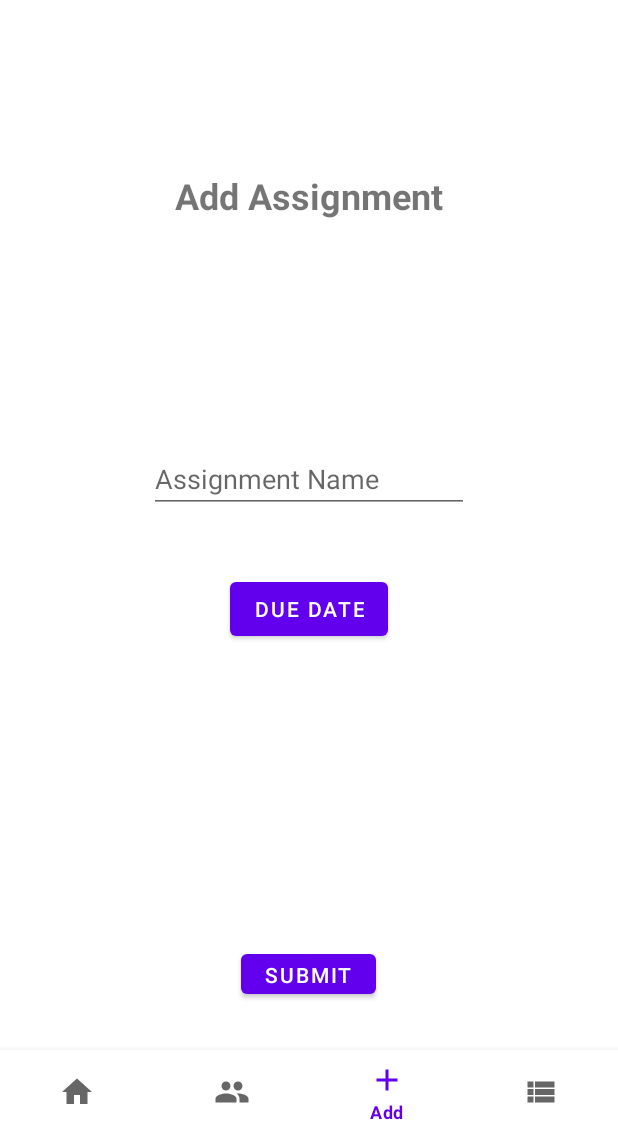
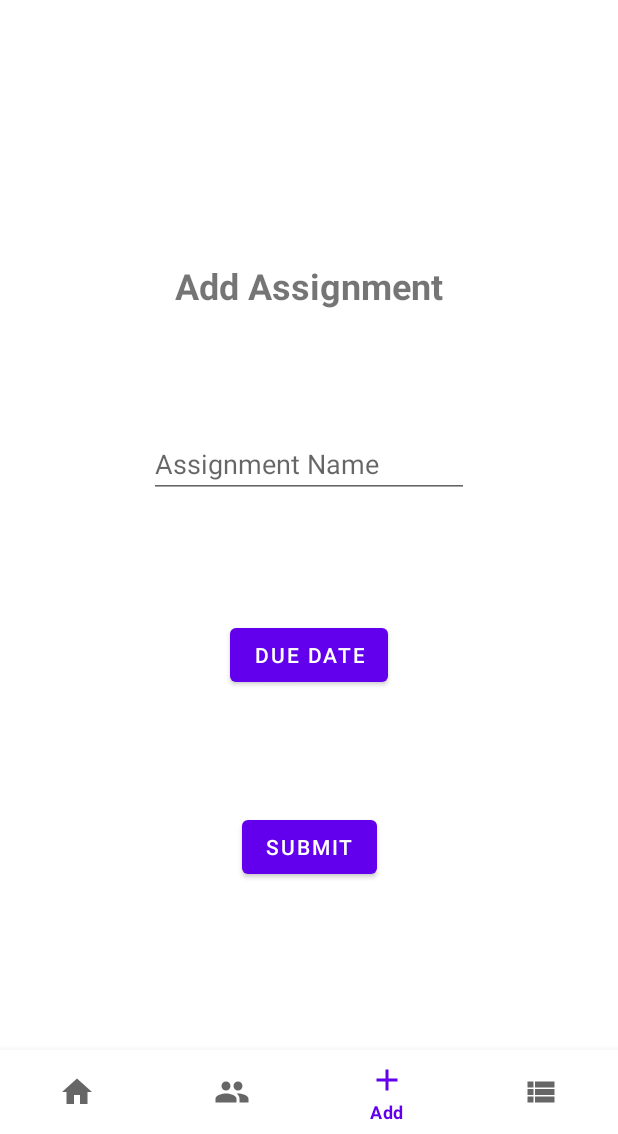
Before and after one commit to Meghanachippada/Assignment_tracker, an Android app: the screen it shows after launch once a user with an empty profile is signed in (MainActivity), item 3 of the bottom bar chosen, on a phone screen of 412 x 824 dp, the part 102-1236 px from its top. Run offline under Robolectric (Android 15) with nearby library versions, the phone set to English and light mode, and no system bars; our stand-ins replace Firebase (no records; nobody signed in at launch, a user with empty details on screens opened directly); pictures from the network do not load.

Commit message:
Finished all as constraint layouts; finished all landscape modes

```diff
--- a/app/src/main/res/layout-land/fragment_add.xml
+++ b/app/src/main/res/layout-land/fragment_add.xml
@@ -7,36 +7,17 @@
     tools:context=".AddFragment">
 
 
-    <Space
-        android:id="@+id/space"
-        android:layout_width="0dp"
-        android:layout_height="0dp"
-        app:layout_constraintBottom_toTopOf="@+id/addAssignmentTitle"
-        app:layout_constraintEnd_toEndOf="parent"
-        app:layout_constraintStart_toStartOf="parent"
-        app:layout_constraintTop_toTopOf="parent" />
-
     <TextView
         android:id="@+id/addAssignmentTitle"
         android:layout_width="wrap_content"
         android:layout_height="wrap_content"
-        android:layout_marginBottom="1dp"
         android:text="@string/addFragmentTitle"
         android:textSize="24sp"
         android:textStyle="bold"
-        app:layout_constraintBottom_toTopOf="@+id/space2"
-        app:layout_constraintEnd_toEndOf="parent"
-        app:layout_constraintStart_toStartOf="parent"
-        app:layout_constraintTop_toBottomOf="@+id/space" />
-
-    <Space
-        android:id="@+id/space2"
-        android:layout_width="0dp"
-        android:layout_height="0dp"
         app:layout_constraintBottom_toTopOf="@+id/assignmentNameEditText"
         app:layout_constraintEnd_toEndOf="parent"
         app:layout_constraintStart_toStartOf="parent"
-        app:layout_constraintTop_toBottomOf="@+id/addAssignmentTitle" />
+        app:layout_constraintTop_toTopOf="parent" />
 
     <EditText
         android:id="@+id/assignmentNameEditText"
@@ -45,49 +26,30 @@
         android:ems="10"
         android:hint="@string/addFragmentNameHint"
         android:inputType="text"
-        app:layout_constraintBottom_toTopOf="@+id/space3"
+        app:layout_constraintBottom_toTopOf="@+id/dueDateButton"
         app:layout_constraintEnd_toEndOf="parent"
         app:layout_constraintStart_toStartOf="parent"
-        app:layout_constraintTop_toBottomOf="@+id/space2" />
+        app:layout_constraintTop_toBottomOf="@+id/addAssignmentTitle" />
 
-    <Space
-        android:id="@+id/space3"
-        android:layout_width="0dp"
-        android:layout_height="0dp"
-        app:layout_constraintBottom_toTopOf="@+id/dueDateButton"
+    <Button
+        android:id="@+id/dueDateButton"
+        android:layout_width="wrap_content"
+        android:layout_height="wrap_content"
+        android:text="@string/addFragmentEndDateHint"
+        app:layout_constraintBottom_toTopOf="@+id/submitButton"
         app:layout_constraintEnd_toEndOf="parent"
         app:layout_constraintStart_toStartOf="parent"
         app:layout_constraintTop_toBottomOf="@+id/assignmentNameEditText" />
 
     <Button
-        android:id="@+id/dueDateButton"
+        android:id="@+id/submitButton"
         android:layout_width="wrap_content"
         android:layout_height="wrap_content"
-        android:layout_marginStart="51dp"
-        android:layout_marginLeft="51dp"
-        android:text="@string/addFragmentEndDateHint"
-        app:layout_constraintBottom_toTopOf="@+id/space4"
-        app:layout_constraintStart_toStartOf="@+id/assignmentNameEditText"
-        app:layout_constraintTop_toBottomOf="@+id/space3" />
-
-    <Space
-        android:id="@+id/space4"
-        android:layout_width="0dp"
-        android:layout_height="0dp"
-        app:layout_constraintBottom_toTopOf="@+id/submitButton"
+        android:text="@string/addFragmentSubmitButton"
+        app:layout_constraintBottom_toBottomOf="parent"
         app:layout_constraintEnd_toEndOf="parent"
         app:layout_constraintStart_toStartOf="parent"
         app:layout_constraintTop_toBottomOf="@+id/dueDateButton" />
 
-    <Button
-        android:id="@+id/submitButton"
-        android:layout_width="wrap_content"
-        android:layout_height="0dp"
-        android:text="@string/addFragmentSubmitButton"
-        app:layout_constraintBottom_toBottomOf="parent"
-        app:layout_constraintEnd_toEndOf="parent"
-        app:layout_constraintStart_toStartOf="parent"
-        app:layout_constraintTop_toBottomOf="@+id/space4" />
-
 
 </androidx.constraintlayout.widget.ConstraintLayout>
--- a/app/src/main/res/layout/fragment_add.xml
+++ b/app/src/main/res/layout/fragment_add.xml
@@ -1,20 +1,11 @@
 <?xml version="1.0" encoding="utf-8"?>
-<FrameLayout xmlns:android="http://schemas.android.com/apk/res/android"
+<androidx.constraintlayout.widget.ConstraintLayout xmlns:android="http://schemas.android.com/apk/res/android"
     xmlns:app="http://schemas.android.com/apk/res-auto"
     xmlns:tools="http://schemas.android.com/tools"
     android:layout_width="match_parent"
     android:layout_height="match_parent"
     tools:context=".AddFragment">
 
-    <LinearLayout
-        android:layout_width="match_parent"
-        android:layout_height="match_parent"
-        android:gravity="center|top"
-        android:orientation="vertical">
-
-        <Space
-            android:layout_width="match_parent"
-            android:layout_height="20dp" />
 
     <TextView
         android:id="@+id/addAssignmentTitle"
@@ -22,11 +13,11 @@
         android:layout_height="wrap_content"
         android:text="@string/addFragmentTitle"
         android:textSize="24sp"
-            android:textStyle="bold" />
-
-        <Space
-            android:layout_width="match_parent"
-            android:layout_height="150dp" />
+        android:textStyle="bold"
+        app:layout_constraintBottom_toTopOf="@+id/assignmentNameEditText"
+        app:layout_constraintEnd_toEndOf="parent"
+        app:layout_constraintStart_toStartOf="parent"
+        app:layout_constraintTop_toTopOf="parent" />
 
     <EditText
         android:id="@+id/assignmentNameEditText"
@@ -34,27 +25,31 @@
         android:layout_height="wrap_content"
         android:ems="10"
         android:hint="@string/addFragmentNameHint"
-            android:inputType="text" />
-
-        <Space
-            android:layout_width="match_parent"
-            android:layout_height="40dp" />
+        android:inputType="text"
+        app:layout_constraintBottom_toTopOf="@+id/dueDateButton"
+        app:layout_constraintEnd_toEndOf="parent"
+        app:layout_constraintStart_toStartOf="parent"
+        app:layout_constraintTop_toBottomOf="@+id/addAssignmentTitle" />
 
     <Button
         android:id="@+id/dueDateButton"
         android:layout_width="wrap_content"
         android:layout_height="wrap_content"
-            android:text="@string/addFragmentEndDateHint" />
-
-        <Space
-            android:layout_width="match_parent"
-            android:layout_height="200dp" />
+        android:text="@string/addFragmentEndDateHint"
+        app:layout_constraintBottom_toTopOf="@+id/submitButton"
+        app:layout_constraintEnd_toEndOf="parent"
+        app:layout_constraintStart_toStartOf="parent"
+        app:layout_constraintTop_toBottomOf="@+id/assignmentNameEditText" />
 
     <Button
         android:id="@+id/submitButton"
         android:layout_width="wrap_content"
         android:layout_height="wrap_content"
-            android:text="@string/addFragmentSubmitButton" />
-    </LinearLayout>
+        android:text="@string/addFragmentSubmitButton"
+        app:layout_constraintBottom_toBottomOf="parent"
+        app:layout_constraintEnd_toEndOf="parent"
+        app:layout_constraintStart_toStartOf="parent"
+        app:layout_constraintTop_toBottomOf="@+id/dueDateButton" />
 
-</FrameLayout>
+
+</androidx.constraintlayout.widget.ConstraintLayout>
```
Lines whose indentation alone changed are shown as unchanged.
